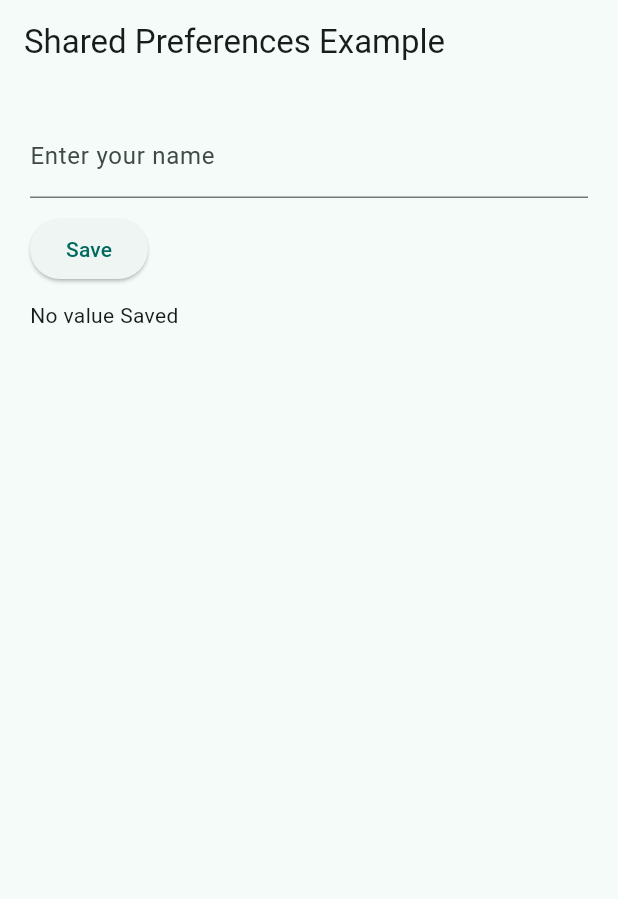
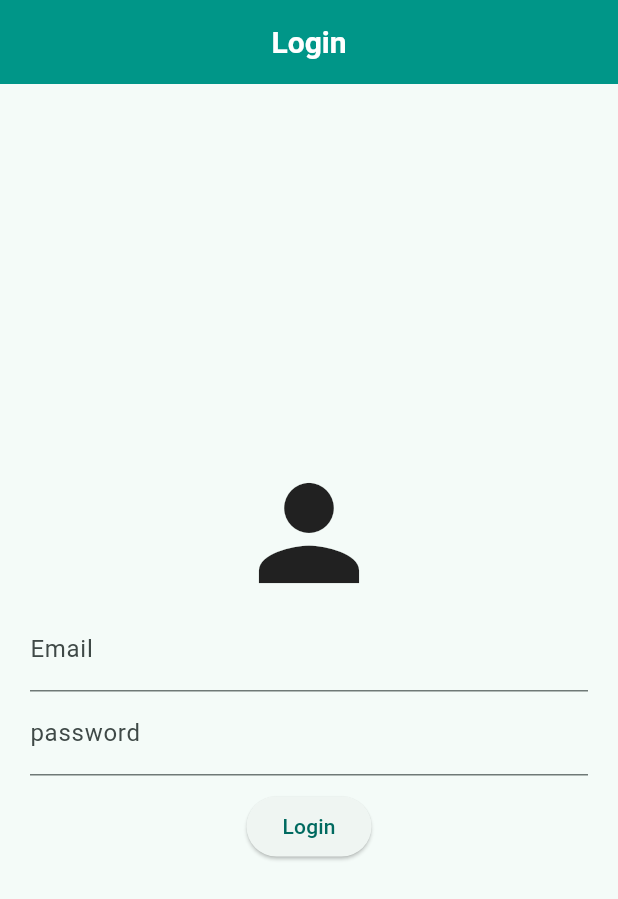
Before and after one commit to atulvesu/Shared-Preference-Widget, a Flutter app: the screen it shows after launch, on a phone screen of 412 x 824 dp. Shown: the top 899 px of the screen. Run offline on Flutter 3.47's test engine with Material 3 defaults, Android fonts, the phone set to English and light mode, and no system bars; our stand-ins replace shared_preferences.

Commit message:
added login screen

```diff
--- /dev/null
+++ b/lib/key.dart
@@ -0,0 +1,3 @@
+class key {
+  static const String KEY_NAME = "name";
+}
--- /dev/null
+++ b/lib/loginScreen.dart
@@ -0,0 +1,62 @@
+import 'package:flutter/material.dart';
+import 'package:shared_preferences/shared_preferences.dart';
+import 'package:sharedpreference/key.dart';
+import 'package:sharedpreference/save.dart';
+import 'package:sharedpreference/splash.dart';
+
+class LoginScreen extends StatefulWidget {
+  const LoginScreen({super.key});
+
+  @override
+  State<LoginScreen> createState() => _LoginScreenState();
+}
+
+class _LoginScreenState extends State<LoginScreen> {
+  @override
+  Widget build(BuildContext context) {
+    return Scaffold(
+      appBar: AppBar(
+        backgroundColor: Colors.teal,
+        title: Text(
+          "Login",
+          style: TextStyle(
+              color: Colors.white, fontWeight: FontWeight.bold, fontSize: 20),
+        ),
+        centerTitle: true,
+      ),
+      body: Padding(
+        padding: const EdgeInsets.all(20.0),
+        child: Column(
+          mainAxisAlignment: MainAxisAlignment.center,
+          children: [
+            Center(
+                child: Icon(
+              Icons.person_sharp,
+              size: 100,
+            )),
+            TextFormField(
+              decoration: InputDecoration(labelText: "Email"),
+            ),
+            TextFormField(
+              decoration: InputDecoration(labelText: "password"),
+            ),
+            SizedBox(
+              height: 10,
+            ),
+            ElevatedButton(
+                onPressed: () async {
+                  // if sucessfully logged in..
+
+                  var sharedPref = await SharedPreferences.getInstance();
+                  sharedPref.setBool(SplashState.KEYLOGIN, true);
+
+                  Navigator.pushReplacement(context,
+                      MaterialPageRoute(builder: (context) => SaveScreen()));
+                },
+                child: Text("Login"))
+          ],
+        ),
+      ),
+    );
+  }
+}
--- a/lib/main.dart
+++ b/lib/main.dart
@@ -1,5 +1,7 @@
 import 'package:flutter/material.dart';
 import 'package:sharedpreference/home.dart';
+import 'package:sharedpreference/loginScreen.dart';
+import 'package:sharedpreference/splash.dart';
 
 void main() {
   runApp(const MyApp());
@@ -17,9 +19,11 @@ class MyApp extends StatelessWidget {
         colorScheme: ColorScheme.fromSeed(seedColor: Colors.teal),
         useMaterial3: true,
       ),
-      initialRoute: "homeScreen",
+      initialRoute: "Splash",
       routes: {
+        "Splash": (context) => Splash(),
         "homeScreen": (context) => HomeScreen(),
+        "login": (context) => LoginScreen(),
       },
     );
   }
```
Also changed, not shown: lib/save.dart (added, +48 -0 lines), lib/splash.dart (added, +59 -0 lines).
